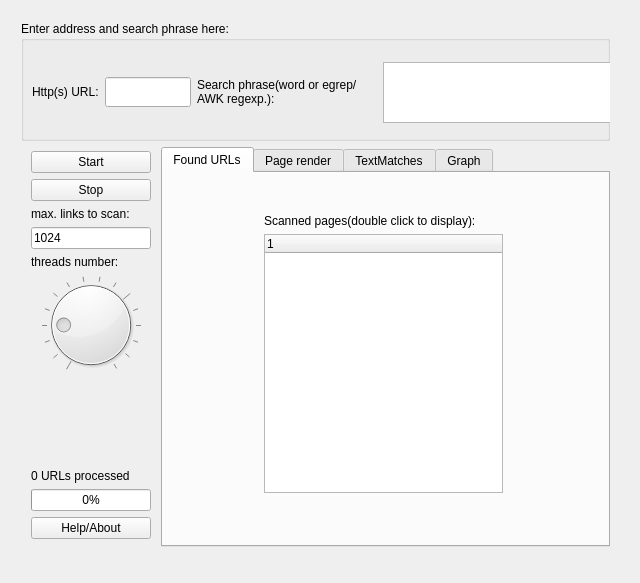
The window that widget.ui (blinkenlichten/simple-gui-crawler) describes before a commit, drawn with Qt 5.
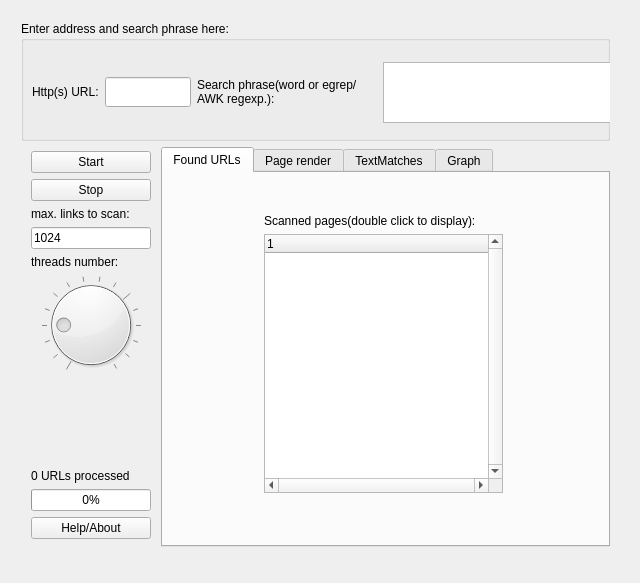
The same window after the commit.

```diff
--- a/widget.ui
+++ b/widget.ui
@@ -342,6 +342,12 @@
            </item>
            <item>
             <widget class="QTreeWidget" name="treeWidget">
+             <property name="verticalScrollBarPolicy">
+              <enum>Qt::ScrollBarAlwaysOn</enum>
+             </property>
+             <property name="horizontalScrollBarPolicy">
+              <enum>Qt::ScrollBarAlwaysOn</enum>
+             </property>
              <column>
               <property name="text">
                <string notr="true">1</string>
```
